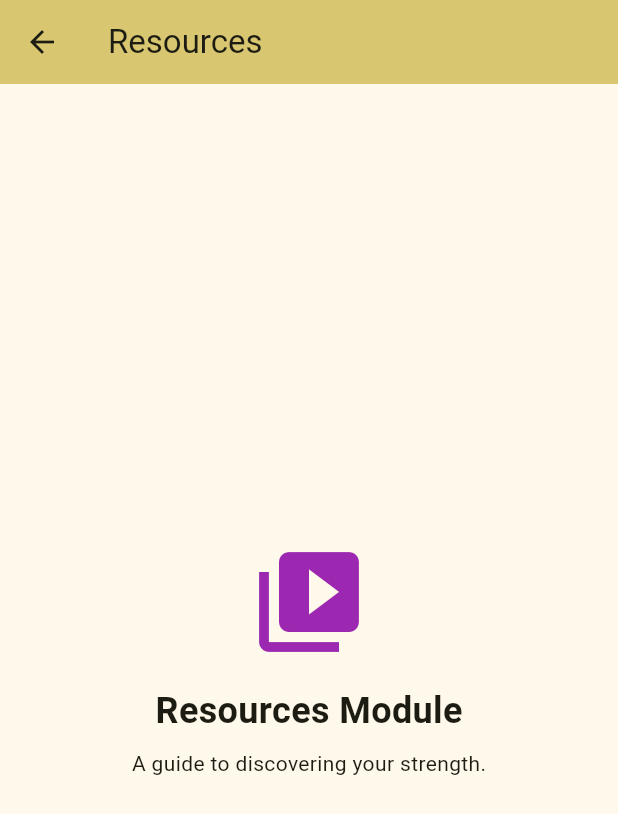
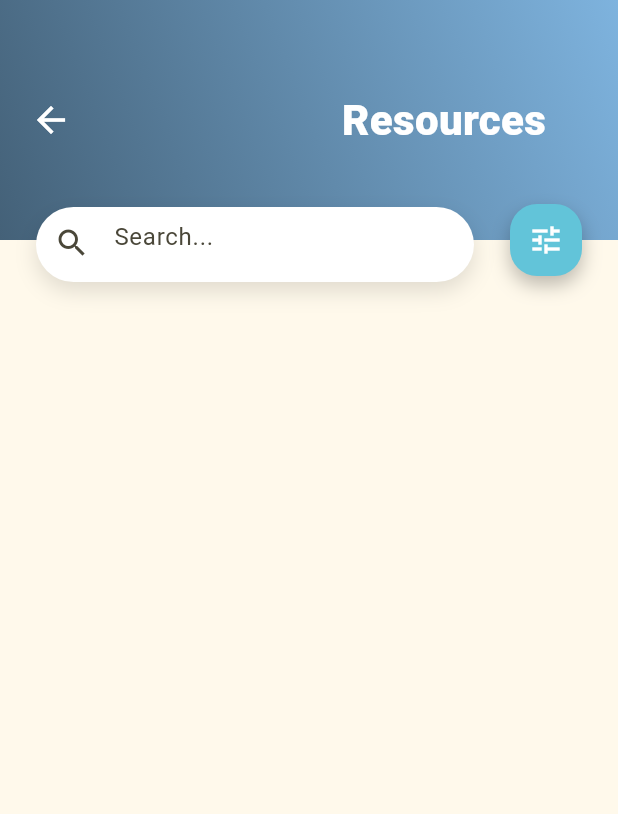
Before and after one commit to pbp-kelompok-a3/souline-mobile, a Flutter app: the ResourcesPage screen opened directly, on a phone screen of 412 x 824 dp. Shown: the top 814 px of the screen. Run offline on Flutter 3.47's test engine with Material 3 defaults, Android fonts, the phone set to English and light mode, and no system bars; missing offline and left inert: pbp_django_auth.

Commit message:
resources & shared header

```diff
--- a/lib/modules/resources/resources_page.dart
+++ b/lib/modules/resources/resources_page.dart
@@ -1,4 +1,5 @@
 import 'package:flutter/material.dart';
+import 'package:souline_mobile/shared/widgets/AppHeader.dart';
 
 class ResourcesPage extends StatelessWidget {
   const ResourcesPage({super.key});
@@ -6,22 +7,11 @@ class ResourcesPage extends StatelessWidget {
   @override
   Widget build(BuildContext context) {
     return Scaffold(
-      appBar: AppBar(
-        title: const Text('Resources'),
-        backgroundColor: Theme.of(context).colorScheme.inversePrimary,
-      ),
-      body: const Center(
+      body: const SafeArea(
         child: Column(
-          mainAxisAlignment: MainAxisAlignment.center,
           children: [
-            Icon(Icons.video_library, size: 80, color: Colors.purple),
-            SizedBox(height: 16),
-            Text(
-              'Resources Module',
-              style: TextStyle(fontSize: 24, fontWeight: FontWeight.bold),
-            ),
-            SizedBox(height: 8),
-            Text('A guide to discovering your strength.'),
+              AppHeader(title: "Resources"),
+
           ],
         ),
       ),
--- /dev/null
+++ b/lib/shared/widgets/AppHeader.dart
@@ -0,0 +1,118 @@
+import 'package:flutter/material.dart';
+
+class AppHeader extends StatelessWidget {
+  final String title;
+  final Function(String)? onSearchChanged;   // <-- search logic beda tiap modul
+  final VoidCallback? onFilterPressed;       // <-- filter logic beda tiap modul
+
+  const AppHeader({
+    super.key,
+    required this.title,
+    this.onSearchChanged,
+    this.onFilterPressed,
+  });
+
+  @override
+  Widget build(BuildContext context) {
+    return Stack(
+      clipBehavior: Clip.none,
+      children: [
+        // HEADER GRADIENT
+        Container(
+          height: 160,
+          padding: const EdgeInsets.symmetric(horizontal: 20, vertical: 24),
+          width: double.infinity,
+          decoration: const BoxDecoration(
+            gradient: LinearGradient(
+              colors: [
+                Color(0xFF7EB3DE),
+                Color(0xFF446178),
+              ],
+              begin: Alignment.topRight,
+              end: Alignment.bottomLeft,
+            ),
+
+          ),
+          child: Row(
+            children: [
+              GestureDetector(
+                  onTap: () {
+                    Navigator.pop(context);   // ⬅️ aksi kembali
+                  },
+                  child: const Icon(
+                    Icons.arrow_back,
+                    color: Colors.white,
+                    size: 28,
+                  ),
+                ),
+                const Spacer(),
+                Text(
+                  title,
+                  style: const TextStyle(
+                    fontSize: 28,
+                    fontWeight: FontWeight.w800,
+                    color: Colors.white,
+                  ),
+                ),
+                const SizedBox(width: 28),
+              ],
+          ),
+        ),
+
+        // SEARCH BAR
+        Positioned(
+          left: 24,
+          right: 96,
+          bottom: -28,
+          child: Container(
+            height: 50,
+            decoration: BoxDecoration(
+              color: Colors.white,
+              borderRadius: BorderRadius.circular(25),
+              boxShadow: [
+                BoxShadow(
+                  blurRadius: 12,
+                  offset: const Offset(0, 6),
+                  color: Colors.black12,
+                ),
+              ],
+            ),
+            child: TextField(
+              onChanged: onSearchChanged,         // <--- pake callback
+              decoration: const InputDecoration(
+                prefixIcon: Icon(Icons.search),
+                hintText: "Search...",
+                border: InputBorder.none,
+              ),
+            ),
+          ),
+        ),
+
+        // FILTER BUTTON
+        Positioned(
+          right: 24,
+          bottom: -24,
+          child: GestureDetector(
+            onTap: onFilterPressed,               // <--- pake callback
+            child: Container(
+              height: 48,
+              width: 48,
+              decoration: BoxDecoration(
+                color: Color(0xFF62C4D9),
+                borderRadius: BorderRadius.circular(18),
+                boxShadow: [
+                  BoxShadow(
+                    blurRadius: 10,
+                    offset: const Offset(0, 6),
+                    color: Colors.black26,
+                  ),
+                ],
+              ),
+              child: const Icon(Icons.tune, color: Colors.white),
+            ),
+          ),
+        )
+      ],
+    );
+  }
+}
```
